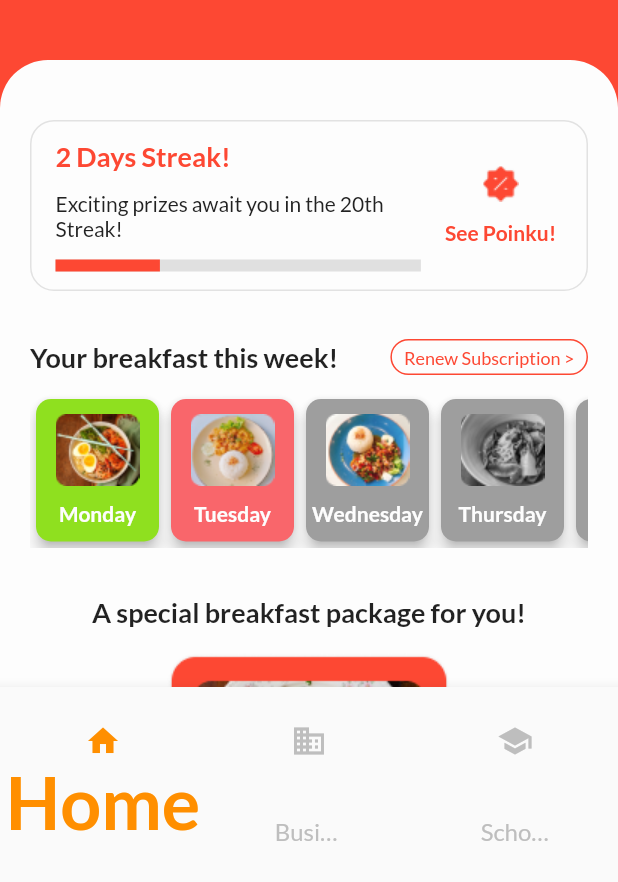
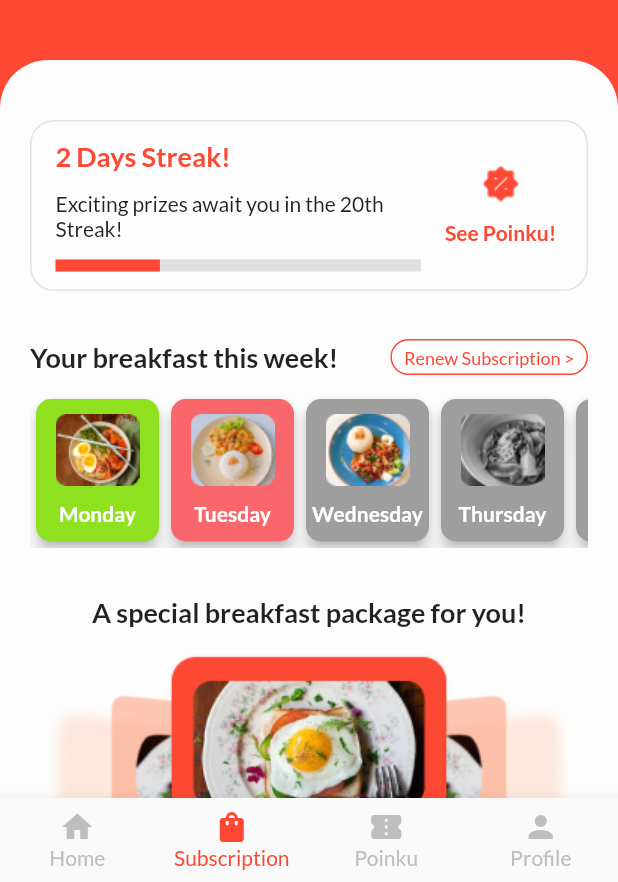
Before and after one commit to masnurrm/hackfest-morning-box, a Flutter app: the HomeScreen screen opened directly, on a phone screen of 412 x 824 dp, the part 354-1236 px from its top. Run offline on Flutter 3.47's test engine with Material 2 defaults, Android fonts, the phone set to English and light mode, and no system bars; our stand-ins replace dio, google_fonts, percent_indicator, shared_preferences; accounts and stored records are empty.

Commit message:
fix: route navbar

```diff
--- a/lib/src/home_feature/home_screen.dart
+++ b/lib/src/home_feature/home_screen.dart
@@ -19,22 +19,43 @@ class _HomeScreenState extends State<HomeScreen> {
     return Scaffold(
       backgroundColor: AppColors.kcSecondaryOrange,
       bottomNavigationBar: BottomNavigationBar(
-        items: const <BottomNavigationBarItem>[
+        selectedLabelStyle: body2Regular,
+        unselectedLabelStyle: body2Regular,
+        items: <BottomNavigationBarItem>[
           BottomNavigationBarItem(
-            icon: Icon(Icons.home),
+            icon: GestureDetector(
+              onTap: () {
+                Navigator.pushNamed(context, '/home');
+              },
+              child: Icon(Icons.home),
+            ),
             label: 'Home',
           ),
           BottomNavigationBarItem(
-            icon: Icon(Icons.business),
-            label: 'Business',
+            icon: GestureDetector(
+              onTap: () {
+                Navigator.pushNamed(context, '/subscription');
+              },
+              child: Icon(Icons.shopping_bag_rounded),
+            ),
+            label: 'Subscription',
           ),
           BottomNavigationBarItem(
-            icon: Icon(Icons.school),
-            label: 'School',
+            icon: GestureDetector(
+              onTap: () {
+                Navigator.pushNamed(context, '/reward');
+              },
+              child: Icon(Icons.confirmation_num_rounded)
+            ),
+            label: 'Poinku',
+          ),
+
+          BottomNavigationBarItem(
+            icon: Icon(Icons.person),
+            label: 'Profile',
           ),
         ],
-        currentIndex: _selectedIndex,
-        selectedItemColor: Colors.amber[800],
+        currentIndex: 1,
         // onTap: _onItemTapped,
       ),
       body: Column(
```
Also changed, not shown: lib/src/home_feature/views/home_screen.dart (+6 -1 lines), lib/src/strike_point_feature/views/home_strike_screen.dart (+7 -2 lines), lib/src/subscription_feature/views/subscription_screen.dart (+6 -1 lines).
